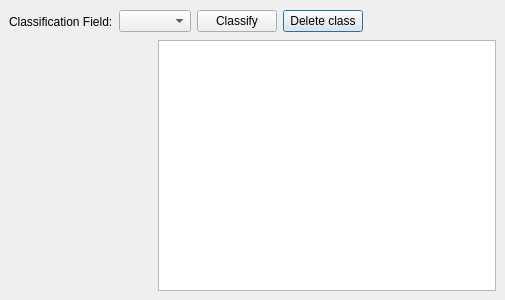
First picture: the form in src/ui/qgsuniquevaluedialogbase.ui, repository kadas-albireo/kadas-albireo, before the edit.
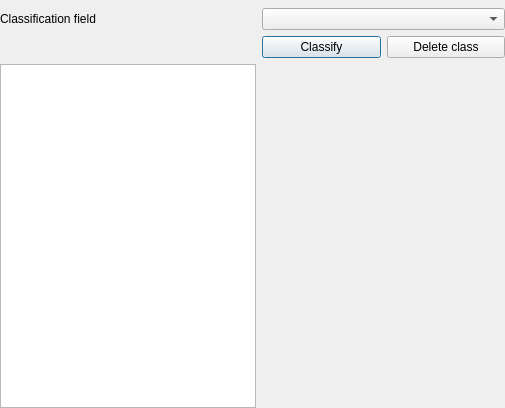
Second picture: the form after the edit.

Commit message:
Numerous changes in GUI HIG revision:  - use buttonbox instead of free roaming buttons  - All labels updated for consistency  - improve alignment and layouts for unique vale, cont col, etc in vector props  - use style sheets in vect and raster properties and update these reports so they are visually consistent with each other  - In qgsabout clean up layout and also show addition info relating to qt db and image plugins in providers tab (which will be renamed)
Please note this work is ongoing and not the final product yet.

The edit to the form file:
```diff
--- a/src/ui/qgsuniquevaluedialogbase.ui
+++ b/src/ui/qgsuniquevaluedialogbase.ui
@@ -6,27 +6,39 @@
     <x>0</x>
     <y>0</y>
     <width>505</width>
-    <height>300</height>
+    <height>408</height>
    </rect>
   </property>
+  <property name="sizePolicy" >
+   <sizepolicy vsizetype="Preferred" hsizetype="Preferred" >
+    <horstretch>0</horstretch>
+    <verstretch>0</verstretch>
+   </sizepolicy>
+  </property>
   <property name="windowTitle" >
    <string>Form1</string>
   </property>
   <layout class="QGridLayout" >
-   <property name="margin" >
-    <number>9</number>
+   <property name="leftMargin" >
+    <number>0</number>
    </property>
-   <property name="spacing" >
-    <number>6</number>
+   <property name="topMargin" >
+    <number>8</number>
    </property>
-   <item row="1" column="0" colspan="2" >
-    <widget class="QStackedWidget" name="mSymbolWidgetStack" >
-     <widget class="QWidget" name="page" />
-     <widget class="QWidget" name="page_2" />
-    </widget>
-   </item>
+   <property name="rightMargin" >
+    <number>0</number>
+   </property>
+   <property name="bottomMargin" >
+    <number>0</number>
+   </property>
    <item row="0" column="0" >
     <widget class="QLabel" name="mClassVarLabel" >
+     <property name="sizePolicy" >
+      <sizepolicy vsizetype="Preferred" hsizetype="Minimum" >
+       <horstretch>0</horstretch>
+       <verstretch>0</verstretch>
+      </sizepolicy>
+     </property>
      <property name="minimumSize" >
       <size>
        <width>0</width>
@@ -34,56 +46,85 @@
       </size>
      </property>
      <property name="text" >
-      <string>Classification Field:</string>
+      <string>Classification field</string>
      </property>
      <property name="buddy" >
       <cstring>mClassificationComboBox</cstring>
      </property>
     </widget>
    </item>
-   <item row="0" column="4" >
-    <widget class="QPushButton" name="mDeletePushButton" >
-     <property name="text" >
-      <string>Delete class</string>
+   <item row="0" column="1" >
+    <widget class="QComboBox" name="mClassificationComboBox" >
+     <property name="sizePolicy" >
+      <sizepolicy vsizetype="Fixed" hsizetype="Expanding" >
+       <horstretch>0</horstretch>
+       <verstretch>0</verstretch>
+      </sizepolicy>
+     </property>
+     <property name="minimumSize" >
+      <size>
+       <width>0</width>
+       <height>20</height>
+      </size>
      </property>
     </widget>
    </item>
-   <item row="0" column="5" >
+   <item row="1" column="0" >
     <spacer>
      <property name="orientation" >
       <enum>Qt::Horizontal</enum>
      </property>
      <property name="sizeType" >
-      <enum>QSizePolicy::Expanding</enum>
+      <enum>QSizePolicy::Minimum</enum>
      </property>
      <property name="sizeHint" >
       <size>
-       <width>51</width>
-       <height>25</height>
+       <width>111</width>
+       <height>20</height>
       </size>
      </property>
     </spacer>
    </item>
-   <item row="0" column="1" colspan="2" >
-    <widget class="QComboBox" name="mClassificationComboBox" >
-     <property name="minimumSize" >
-      <size>
-       <width>0</width>
-       <height>20</height>
-      </size>
+   <item row="1" column="1" >
+    <layout class="QHBoxLayout" >
+     <item>
+      <widget class="QPushButton" name="mClassifyButton" >
+       <property name="text" >
+        <string>Classify</string>
+       </property>
+      </widget>
+     </item>
+     <item>
+      <widget class="QPushButton" name="mDeletePushButton" >
+       <property name="text" >
+        <string>Delete class</string>
+       </property>
+      </widget>
+     </item>
+    </layout>
+   </item>
+   <item row="2" column="0" >
+    <widget class="QListWidget" name="mClassListWidget" >
+     <property name="sizePolicy" >
+      <sizepolicy vsizetype="Expanding" hsizetype="Minimum" >
+       <horstretch>0</horstretch>
+       <verstretch>0</verstretch>
+      </sizepolicy>
      </property>
     </widget>
    </item>
-   <item row="0" column="3" >
-    <widget class="QPushButton" name="mClassifyButton" >
-     <property name="text" >
-      <string>Classify</string>
+   <item row="2" column="1" >
+    <widget class="QStackedWidget" name="mSymbolWidgetStack" >
+     <property name="sizePolicy" >
+      <sizepolicy vsizetype="Preferred" hsizetype="Expanding" >
+       <horstretch>0</horstretch>
+       <verstretch>0</verstretch>
+      </sizepolicy>
      </property>
+     <widget class="QWidget" name="page" />
+     <widget class="QWidget" name="page_2" />
     </widget>
    </item>
-   <item row="1" column="2" colspan="4" >
-    <widget class="QListWidget" name="mClassListWidget" />
-   </item>
   </layout>
  </widget>
  <layoutdefault spacing="6" margin="11" />
```
Left out of the diff: 6 changed lines with no effect on the pictures. The commit also changes 29 other files.
